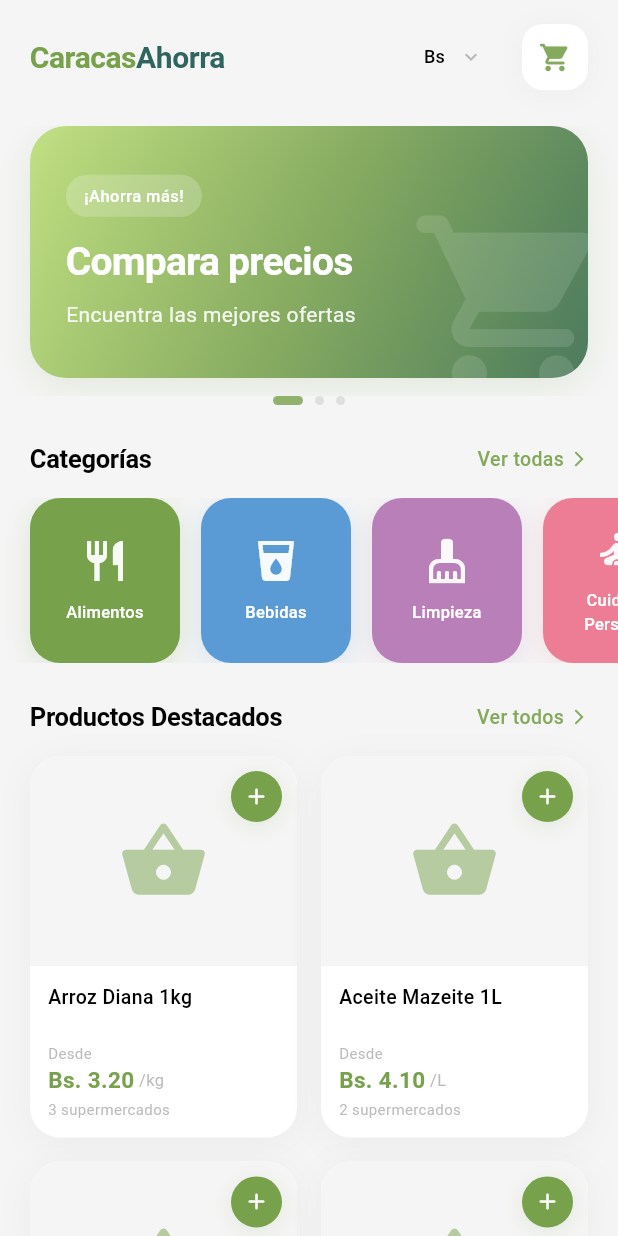
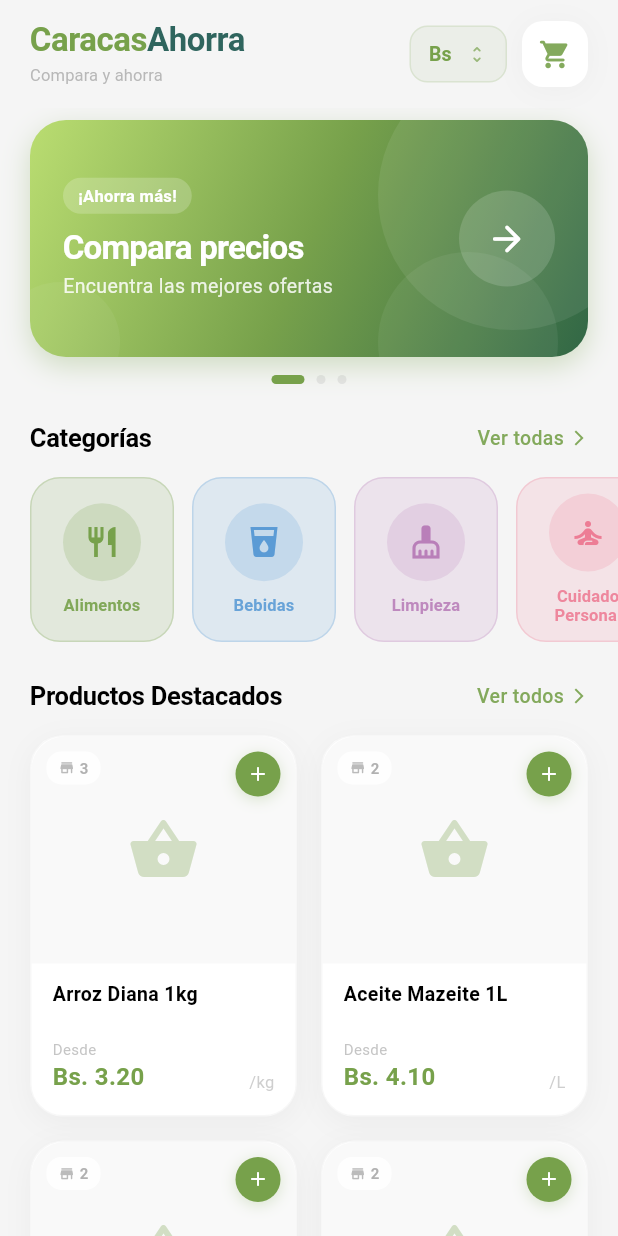
Before and after one commit to BeaCardozo/mobile-tesis-app, a Flutter app: the HomeScreen screen opened directly, on a phone screen of 412 x 824 dp. Run offline on Flutter 3.47's test engine with Material 3 defaults, Android fonts, the phone set to English and light mode, and no system bars; our stand-ins replace shared_preferences; accounts and stored records are empty.

Commit message:
feat: design changes

```diff
--- a/lib/screens/home_screen.dart
+++ b/lib/screens/home_screen.dart
@@ -90,7 +90,7 @@ class _HomeScreenState extends State<HomeScreen> {
   ];
 
   // Productos de ejemplo - Estos vendrán del backend
-  List<Product> _products = [
+  final List<Product> _products = [
     Product(
       id: '1',
       name: 'Arroz Diana 1kg',
@@ -371,8 +371,9 @@ class _HomeScreenState extends State<HomeScreen> {
     return Column(
       children: [
         SizedBox(
-          height: 180,
+          height: 170,
           child: PageView.builder(
+            clipBehavior: Clip.none,
             controller: _promoPageController,
             onPageChanged: (index) {
               setState(() {
@@ -382,6 +383,8 @@ class _HomeScreenState extends State<HomeScreen> {
             itemCount: _promoBanners.length,
             itemBuilder: (context, index) {
               final banner = _promoBanners[index];
+              final gradientColors = banner['gradient'] as List<Color>;
+
               return Padding(
                 padding: const EdgeInsets.symmetric(horizontal: 20),
                 child: Container(
@@ -390,17 +393,14 @@ class _HomeScreenState extends State<HomeScreen> {
                     gradient: LinearGradient(
                       begin: Alignment.topLeft,
                       end: Alignment.bottomRight,
-                      colors: (banner['gradient'] as List<Color>)
-                          .map((c) => c.withOpacity(0.85))
-                          .toList(),
+                      colors: gradientColors,
                     ),
                     borderRadius: BorderRadius.circular(24),
                     boxShadow: [
                       BoxShadow(
-                        color: AppColors.primary.withOpacity(0.15),
-                        blurRadius: 20,
+                        color: gradientColors[1].withOpacity(0.3),
+                        blurRadius: 16,
                         offset: const Offset(0, 6),
-                        spreadRadius: 0,
                       ),
                     ],
                   ),
@@ -408,27 +408,59 @@ class _HomeScreenState extends State<HomeScreen> {
                     borderRadius: BorderRadius.circular(24),
                     child: Stack(
                       children: [
-                        // Icono de fondo decorativo
+                        // Círculos decorativos de fondo
                         Positioned(
-                          right: -20,
-                          bottom: -20,
-                          child: Icon(
-                            banner['icon'] as IconData,
-                            size: 140,
-                            color: Colors.white.withOpacity(0.12),
+                          right: -40,
+                          top: -40,
+                          child: Container(
+                            width: 180,
+                            height: 180,
+                            decoration: BoxDecoration(
+                              shape: BoxShape.circle,
+                              color: Colors.white.withOpacity(0.08),
                             ),
                           ),
+                        ),
+                        Positioned(
+                          right: 20,
+                          bottom: -50,
+                          child: Container(
+                            width: 120,
+                            height: 120,
+                            decoration: BoxDecoration(
+                              shape: BoxShape.circle,
+                              color: Colors.white.withOpacity(0.06),
+                            ),
+                          ),
+                        ),
+                        Positioned(
+                          left: -20,
+                          bottom: -30,
+                          child: Container(
+                            width: 80,
+                            height: 80,
+                            decoration: BoxDecoration(
+                              shape: BoxShape.circle,
+                              color: Colors.white.withOpacity(0.05),
+                            ),
+                          ),
+                        ),
+
                         // Contenido
                         Padding(
-                          padding: const EdgeInsets.all(24),
+                          padding: const EdgeInsets.all(22),
+                          child: Row(
+                            children: [
+                              // Texto
+                              Expanded(
                                 child: Column(
                                   crossAxisAlignment: CrossAxisAlignment.start,
                                   mainAxisAlignment: MainAxisAlignment.center,
                                   children: [
                                     Container(
                                       padding: const EdgeInsets.symmetric(
-                                  horizontal: 12,
-                                  vertical: 6,
+                                        horizontal: 10,
+                                        vertical: 4,
                                       ),
                                       decoration: BoxDecoration(
                                         color: Colors.white.withOpacity(0.2),
@@ -438,29 +470,50 @@ class _HomeScreenState extends State<HomeScreen> {
                                         banner['label'] as String,
                                         style: const TextStyle(
                                           fontSize: 11,
-                                    fontWeight: FontWeight.w500,
+                                          fontWeight: FontWeight.w600,
                                           color: Colors.white,
-                                    letterSpacing: 0.3,
+                                          letterSpacing: 0.2,
                                         ),
                                       ),
                                     ),
-                              const SizedBox(height: 12),
+                                    const SizedBox(height: 10),
                                     Text(
                                       banner['title'] as String,
                                       style: const TextStyle(
-                                  fontSize: 26,
-                                  fontWeight: FontWeight.w600,
+                                        fontSize: 22,
+                                        fontWeight: FontWeight.bold,
                                         color: Colors.white,
                                         letterSpacing: -0.5,
+                                        height: 1.1,
                                       ),
                                     ),
                                     const SizedBox(height: 6),
                                     Text(
                                       banner['subtitle'] as String,
                                       style: TextStyle(
-                                  fontSize: 14,
+                                        fontSize: 13,
                                         fontWeight: FontWeight.w400,
-                                  color: Colors.white.withOpacity(0.9),
+                                        color: Colors.white.withOpacity(0.85),
+                                        height: 1.3,
+                                      ),
+                                    ),
+                                  ],
+                                ),
+                              ),
+
+                              const SizedBox(width: 16),
+
+                              // Icono
+                              Container(
+                                padding: const EdgeInsets.all(18),
+                                decoration: BoxDecoration(
+                                  color: Colors.white.withOpacity(0.15),
+                                  shape: BoxShape.circle,
+                                ),
+                                child: const Icon(
+                                  Icons.arrow_forward_rounded,
+                                  size: 28,
+                                  color: Colors.white,
                                 ),
                               ),
                             ],
@@ -474,20 +527,22 @@ class _HomeScreenState extends State<HomeScreen> {
             },
           ),
         ),
+
         // Indicadores de página (dots)
         Row(
           mainAxisAlignment: MainAxisAlignment.center,
           children: List.generate(
             _promoBanners.length,
             (index) => AnimatedContainer(
-              duration: const Duration(milliseconds: 200),
+              duration: const Duration(milliseconds: 300),
+              curve: Curves.easeInOut,
               margin: const EdgeInsets.symmetric(horizontal: 4),
-              width: _currentPromoPage == index ? 20 : 6,
+              width: _currentPromoPage == index ? 22 : 6,
               height: 6,
               decoration: BoxDecoration(
                 color: _currentPromoPage == index
-                    ? AppColors.primary.withOpacity(0.8)
-                    : AppColors.grey.withOpacity(0.25),
+                    ? AppColors.primary
+                    : AppColors.grey.withOpacity(0.2),
                 borderRadius: BorderRadius.circular(3),
               ),
             ),
--- a/lib/widgets/app_header.dart
+++ b/lib/widgets/app_header.dart
@@ -19,19 +19,24 @@ class AppHeader extends StatelessWidget {
   @override
   Widget build(BuildContext context) {
     return Container(
-      padding: const EdgeInsets.symmetric(horizontal: 20, vertical: 16),
+      padding: const EdgeInsets.fromLTRB(20, 14, 20, 14),
       child: Row(
         mainAxisAlignment: MainAxisAlignment.spaceBetween,
+        crossAxisAlignment: CrossAxisAlignment.center,
         children: [
-          // Logo
+          // Nombre de la app + tagline
+          Column(
+            crossAxisAlignment: CrossAxisAlignment.start,
+            mainAxisSize: MainAxisSize.min,
+            children: [
               RichText(
                 text: const TextSpan(
                   children: [
                     TextSpan(
                       text: 'Caracas',
                       style: TextStyle(
-                    fontSize: 20,
-                    fontWeight: FontWeight.w600,
+                        fontSize: 22,
+                        fontWeight: FontWeight.bold,
                         color: AppColors.primary,
                         letterSpacing: -0.3,
                       ),
@@ -39,8 +44,8 @@ class AppHeader extends StatelessWidget {
                     TextSpan(
                       text: 'Ahorra',
                       style: TextStyle(
-                    fontSize: 20,
-                    fontWeight: FontWeight.w600,
+                        fontSize: 22,
+                        fontWeight: FontWeight.bold,
                         color: AppColors.accent,
                         letterSpacing: -0.3,
                       ),
@@ -48,34 +53,48 @@ class AppHeader extends StatelessWidget {
                   ],
                 ),
               ),
+              const SizedBox(height: 2),
+              Text(
+                'Compara y ahorra',
+                style: TextStyle(
+                  fontSize: 11,
+                  fontWeight: FontWeight.w400,
+                  color: AppColors.grey.withOpacity(0.7),
+                  letterSpacing: 0.1,
+                ),
+              ),
+            ],
+          ),
 
-          // Controles de moneda y carrito
+          // Controles
           Row(
             children: [
-              // Dropdown de moneda
+              // Selector de moneda
               Container(
                 padding: const EdgeInsets.symmetric(
-                  horizontal: 14,
-                  vertical: 8,
+                  horizontal: 12,
+                  vertical: 6,
                 ),
                 decoration: BoxDecoration(
-                  color: AppColors.lightGrey.withOpacity(0.7),
+                  color: AppColors.primary.withOpacity(0.08),
                   borderRadius: BorderRadius.circular(12),
+                  border: Border.all(
+                    color: AppColors.primary.withOpacity(0.15),
+                  ),
                 ),
                 child: DropdownButton<String>(
                   value: selectedCurrency,
                   icon: Icon(
-                    Icons.keyboard_arrow_down,
-                    size: 16,
-                    color: AppColors.grey.withOpacity(0.7),
+                    Icons.unfold_more_rounded,
+                    size: 14,
+                    color: AppColors.primary.withOpacity(0.7),
                   ),
                   underline: const SizedBox(),
                   isDense: true,
                   style: const TextStyle(
-                    fontSize: 12,
-                    fontWeight: FontWeight.w500,
-                    color: AppColors.black,
-                    letterSpacing: 0.2,
+                    fontSize: 13,
+                    fontWeight: FontWeight.w600,
+                    color: AppColors.primary,
                   ),
                   items: const [
                     DropdownMenuItem(
@@ -95,7 +114,7 @@ class AppHeader extends StatelessWidget {
                 ),
               ),
 
-              const SizedBox(width: 12),
+              const SizedBox(width: 10),
 
               // Botón del carrito
               CartButton(
--- a/lib/widgets/category_card.dart
+++ b/lib/widgets/category_card.dart
@@ -16,27 +16,29 @@ class CategoryCard extends StatelessWidget {
     return GestureDetector(
       onTap: onTap,
       child: Container(
-        width: 100,
-        margin: const EdgeInsets.only(right: 14),
+        width: 96,
+        margin: const EdgeInsets.only(right: 12),
         decoration: BoxDecoration(
-          color: category.color,
+          color: category.color.withOpacity(0.15),
           borderRadius: BorderRadius.circular(20),
-          boxShadow: [
-            BoxShadow(
-              color: category.color.withOpacity(0.2),
-              blurRadius: 16,
-              offset: const Offset(0, 4),
-              spreadRadius: 0,
-            ),
-          ],
+          border: Border.all(
+            color: category.color.withOpacity(0.25),
+          ),
         ),
         child: Column(
           mainAxisAlignment: MainAxisAlignment.center,
           children: [
-            Icon(
-              category.icon,
-              size: 32,
-              color: Colors.white.withOpacity(0.95),
+            Container(
+              padding: const EdgeInsets.all(14),
+              decoration: BoxDecoration(
+                color: category.color.withOpacity(0.2),
+                shape: BoxShape.circle,
+              ),
+              child: Icon(
+                category.icon,
+                size: 24,
+                color: category.color,
+              ),
             ),
             const SizedBox(height: 10),
             Padding(
@@ -44,11 +46,14 @@ class CategoryCard extends StatelessWidget {
               child: Text(
                 category.name,
                 textAlign: TextAlign.center,
-                style: const TextStyle(
+                maxLines: 2,
+                overflow: TextOverflow.ellipsis,
+                style: TextStyle(
                   fontSize: 11,
-                  fontWeight: FontWeight.w500,
-                  color: Colors.white,
-                  letterSpacing: 0.2,
+                  fontWeight: FontWeight.w600,
+                  color: category.color.withOpacity(0.9),
+                  letterSpacing: 0.1,
+                  height: 1.2,
                 ),
               ),
             ),
--- a/lib/widgets/product_card.dart
+++ b/lib/widgets/product_card.dart
@@ -21,13 +21,15 @@ class ProductCard extends StatelessWidget {
       child: Container(
         decoration: BoxDecoration(
           color: Colors.white,
-          borderRadius: BorderRadius.circular(20),
+          borderRadius: BorderRadius.circular(22),
+          border: Border.all(
+            color: AppColors.grey.withOpacity(0.08),
+          ),
           boxShadow: [
             BoxShadow(
               color: Colors.black.withOpacity(0.04),
-              blurRadius: 20,
+              blurRadius: 16,
               offset: const Offset(0, 4),
-              spreadRadius: 0,
             ),
           ],
         ),
@@ -35,43 +37,80 @@ class ProductCard extends StatelessWidget {
           crossAxisAlignment: CrossAxisAlignment.start,
           children: [
             // Imagen del producto
-            Stack(
+            Expanded(
+              flex: 3,
+              child: Stack(
                 children: [
                   Container(
-                  height: 140,
-                  decoration: const BoxDecoration(
-                    color: AppColors.lightGrey,
-                    borderRadius: BorderRadius.vertical(
-                      top: Radius.circular(20),
+                    width: double.infinity,
+                    decoration: BoxDecoration(
+                      color: AppColors.lightGrey.withOpacity(0.6),
+                      borderRadius: const BorderRadius.vertical(
+                        top: Radius.circular(22),
                       ),
                     ),
                     child: Center(
                       child: product.imageUrl.isNotEmpty
                           ? ClipRRect(
                               borderRadius: const BorderRadius.vertical(
-                              top: Radius.circular(20),
+                                top: Radius.circular(22),
                               ),
                               child: Image.network(
                                 product.imageUrl,
-                              height: 140,
                                 width: double.infinity,
                                 fit: BoxFit.cover,
                                 errorBuilder: (context, error, stackTrace) {
                                   return Icon(
-                                  Icons.shopping_basket,
-                                  size: 60,
-                                  color: AppColors.primary.withOpacity(0.5),
+                                    Icons.shopping_basket_rounded,
+                                    size: 48,
+                                    color: AppColors.primary.withOpacity(0.3),
                                   );
                                 },
                               ),
                             )
                           : Icon(
-                            Icons.shopping_basket,
-                            size: 60,
-                            color: AppColors.primary.withOpacity(0.5),
+                              Icons.shopping_basket_rounded,
+                              size: 48,
+                              color: AppColors.primary.withOpacity(0.3),
                             ),
                     ),
                   ),
+
+                  // Cantidad de supermercados
+                  Positioned(
+                    top: 10,
+                    left: 10,
+                    child: Container(
+                      padding: const EdgeInsets.symmetric(
+                        horizontal: 8,
+                        vertical: 4,
+                      ),
+                      decoration: BoxDecoration(
+                        color: Colors.white.withOpacity(0.9),
+                        borderRadius: BorderRadius.circular(10),
+                      ),
+                      child: Row(
+                        mainAxisSize: MainAxisSize.min,
+                        children: [
+                          Icon(
+                            Icons.store_rounded,
+                            size: 11,
+                            color: AppColors.grey.withOpacity(0.7),
+                          ),
+                          const SizedBox(width: 3),
+                          Text(
+                            '${product.prices.length}',
+                            style: TextStyle(
+                              fontSize: 10,
+                              fontWeight: FontWeight.w600,
+                              color: AppColors.grey.withOpacity(0.8),
+                            ),
+                          ),
+                        ],
+                      ),
+                    ),
+                  ),
+
                   // Botón de añadir al carrito
                   Positioned(
                     top: 10,
@@ -79,22 +118,21 @@ class ProductCard extends StatelessWidget {
                     child: GestureDetector(
                       onTap: onAddToCart,
                       child: Container(
-                      padding: const EdgeInsets.all(8),
+                        padding: const EdgeInsets.all(7),
                         decoration: BoxDecoration(
                           color: AppColors.primary,
                           shape: BoxShape.circle,
                           boxShadow: [
                             BoxShadow(
-                            color: AppColors.primary.withOpacity(0.15),
-                            blurRadius: 12,
-                            offset: const Offset(0, 3),
-                            spreadRadius: 0,
+                              color: AppColors.primary.withOpacity(0.25),
+                              blurRadius: 8,
+                              offset: const Offset(0, 2),
                             ),
                           ],
                         ),
                         child: const Icon(
                           Icons.add_rounded,
-                        size: 18,
+                          size: 16,
                           color: Colors.white,
                         ),
                       ),
@@ -102,35 +140,36 @@ class ProductCard extends StatelessWidget {
                   ),
                 ],
               ),
+            ),
 
             // Información del producto
             Expanded(
+              flex: 2,
               child: Padding(
-                padding: const EdgeInsets.all(12),
+                padding: const EdgeInsets.fromLTRB(14, 12, 14, 14),
                 child: Column(
                   crossAxisAlignment: CrossAxisAlignment.start,
                   mainAxisAlignment: MainAxisAlignment.spaceBetween,
-                  mainAxisSize: MainAxisSize.min,
                   children: [
                     // Nombre del producto
-                    Flexible(
-                      child: Text(
+                    Text(
                       product.name,
                       maxLines: 2,
                       overflow: TextOverflow.ellipsis,
                       style: const TextStyle(
                         fontSize: 13,
-                          fontWeight: FontWeight.w500,
+                        fontWeight: FontWeight.w600,
                         color: AppColors.black,
                         height: 1.3,
                       ),
                     ),
-                    ),
-
-                    const SizedBox(height: 4),
 
                     // Precio
-                    Column(
+                    Row(
+                      crossAxisAlignment: CrossAxisAlignment.end,
+                      children: [
+                        Expanded(
+                          child: Column(
                             crossAxisAlignment: CrossAxisAlignment.start,
                             mainAxisSize: MainAxisSize.min,
                             children: [
@@ -140,40 +179,25 @@ class ProductCard extends StatelessWidget {
                                   style: TextStyle(
                                     fontSize: 10,
                                     fontWeight: FontWeight.w400,
-                              color: AppColors.grey.withOpacity(0.7),
+                                    color: AppColors.grey.withOpacity(0.6),
                                   ),
                                 ),
-                        Row(
-                          children: [
                               Text(
                                 'Bs. ${product.lowestPrice.toStringAsFixed(2)}',
                                 style: const TextStyle(
-                                fontSize: 15,
-                                fontWeight: FontWeight.w600,
+                                  fontSize: 16,
+                                  fontWeight: FontWeight.bold,
                                   color: AppColors.primary,
                                 ),
                               ),
-                            const SizedBox(width: 3),
+                            ],
+                          ),
+                        ),
                         Text(
                           '/${product.unit}',
                           style: TextStyle(
                             fontSize: 11,
-                                fontWeight: FontWeight.w400,
-                                color: AppColors.grey.withOpacity(0.7),
-                              ),
-                            ),
-                          ],
-                        ),
-                        if (product.prices.length > 1)
-                          Padding(
-                            padding: const EdgeInsets.only(top: 2),
-                            child: Text(
-                              '${product.prices.length} supermercados',
-                              style: TextStyle(
-                                fontSize: 10,
-                                fontWeight: FontWeight.w400,
-                                color: AppColors.grey.withOpacity(0.7),
-                              ),
+                            color: AppColors.grey.withOpacity(0.5),
                           ),
                         ),
                       ],
```
Also changed, not shown: lib/screens/cart_screen.dart (+116 -94 lines). Lines whose indentation alone changed are shown as unchanged.
